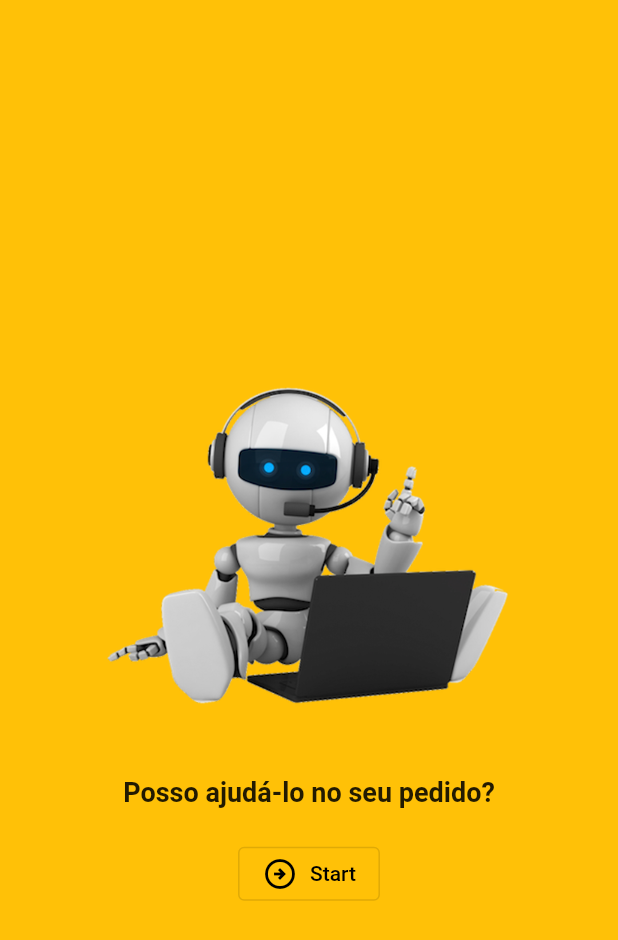
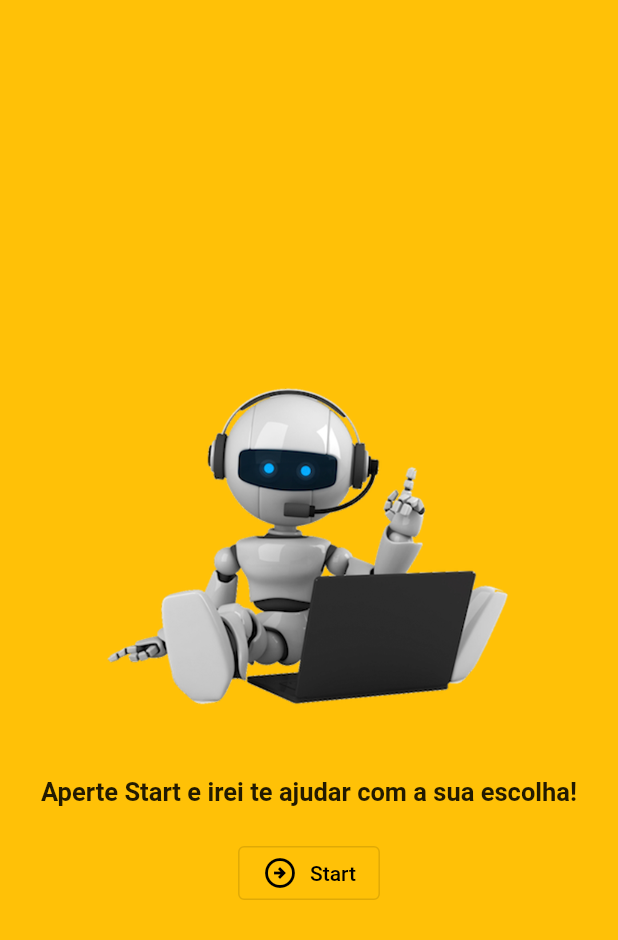
Before and after one commit to Fjdsilv/help_to_buy_flutter, a Flutter app: the screen it shows after launch, on a phone screen of 412 x 824 dp. Shown: the top 940 px of the screen. Run offline on Flutter 3.47's test engine with Material 2 defaults, Android fonts, the phone set to English and light mode, and no system bars.

Commit message:
fix demo

```diff
--- a/lib/data/questions.dart
+++ b/lib/data/questions.dart
@@ -43,7 +43,7 @@ const questions = [
       'Azul com Laranja',
       'Verde, Vermelho e Amarelo',
       'Preto, Branco e Cinza',
-      'Marrom, Mostarda, Salmão',
+      'Marrom, Mostarda e Salmão',
     ],
   ),
 ];
--- a/lib/questions_screen.dart
+++ b/lib/questions_screen.dart
@@ -4,9 +4,11 @@ import "package:help_buy_robot_flutter/data/questions.dart";
 
 import "package:help_buy_robot_flutter/quiz_button.dart";
 
-
 class QuestionsScreen extends StatefulWidget {
-  const QuestionsScreen({super.key, required this.selectedAnswer});
+  const QuestionsScreen({
+    super.key,
+    required this.selectedAnswer,
+  });
 
   final void Function(String answer) selectedAnswer;
 
--- a/lib/start_screen.dart
+++ b/lib/start_screen.dart
@@ -15,9 +15,9 @@ class StartScreen extends StatelessWidget {
           width: 300,
         ),
         const Text(
-          "Posso ajudá-lo no seu pedido?",
+          "Aperte Start e irei te ajudar com a sua escolha!",
           style: TextStyle(
-            fontSize: 18,
+            fontSize: 17,
             fontWeight: FontWeight.bold,
           ),
         ),
```
